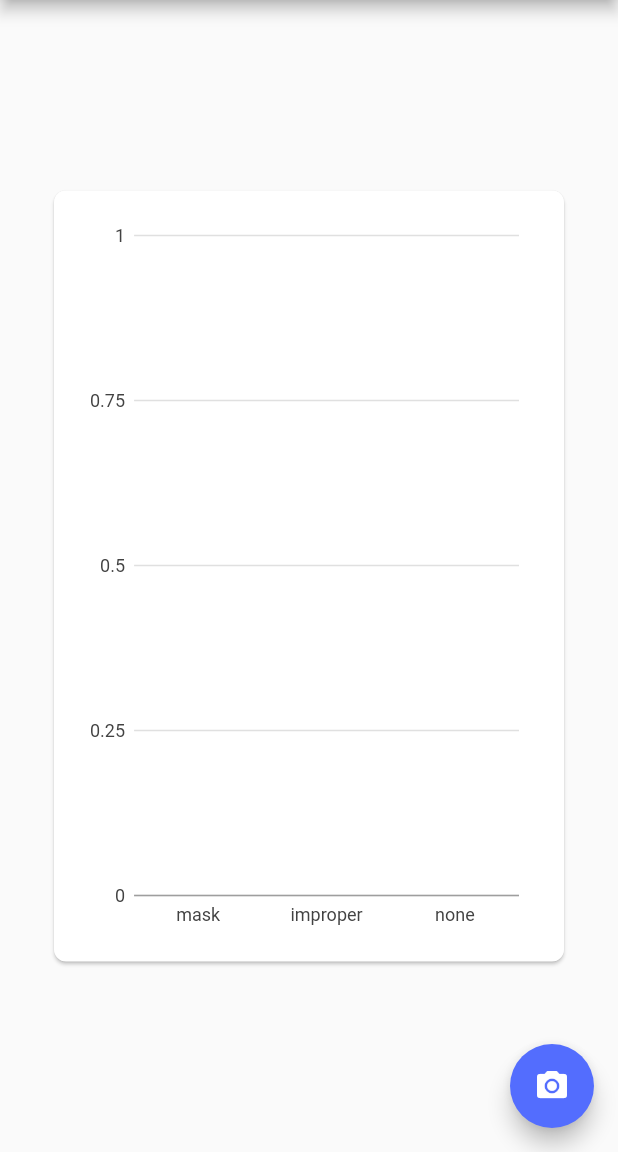
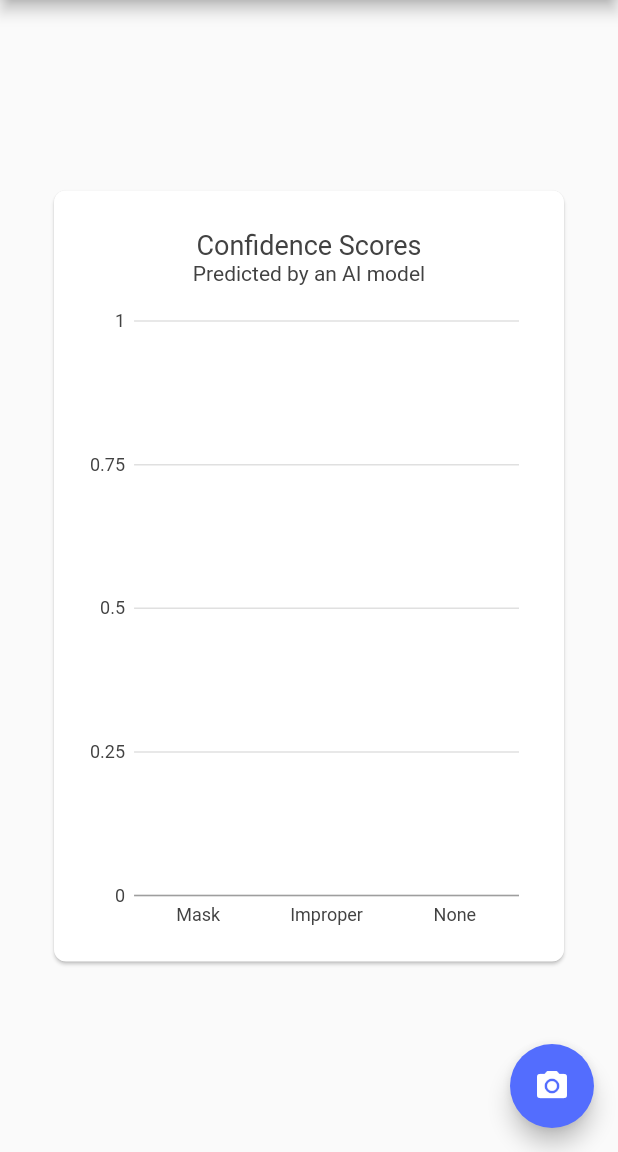
Before and after one commit to MasquitoWasTaken/masquito-mobile, a Flutter app: the screen it shows after launch, on a phone screen of 412 x 824 dp, the part 84-1236 px from its top. Run offline on Flutter 3.47's test engine with Material 2 defaults, Android fonts, the phone set to English and light mode, and no system bars; our stand-ins replace charts_flutter, image_picker.

Commit message:
Reset _data in between photos

```diff
--- a/lib/main.dart
+++ b/lib/main.dart
@@ -58,6 +58,13 @@ class _MyHomePageState extends State<MyHomePage> {
   };
 
   void _onImageButtonPressed(ImageSource source) async {
+    this.setState(() {
+      _data = {
+        'mask': '0.0',
+        'improper': '0.0',
+        'none': '0.0',
+      };
+    });
     final pickedFile = await _picker.getImage(
       source: source,
       maxWidth: null,
@@ -89,11 +96,11 @@ class _MyHomePageState extends State<MyHomePage> {
 
     List<ConfidencePerClass> data = [
       ConfidencePerClass(
-          'mask', double.parse(_data['mask']) / 100, Colors.indigo[900]),
-      ConfidencePerClass('improper', double.parse(_data['improper']) / 100,
+          'Mask', double.parse(_data['mask']) / 100, Colors.indigo[900]),
+      ConfidencePerClass('Improper', double.parse(_data['improper']) / 100,
           Colors.purple[900]),
       ConfidencePerClass(
-          'none', double.parse(_data['none']) / 100, Colors.purple[700]),
+          'None', double.parse(_data['none']) / 100, Colors.purple[700]),
     ];
 
     var series = [
@@ -103,7 +110,7 @@ class _MyHomePageState extends State<MyHomePage> {
         measureFn: (ConfidencePerClass confidenceData, _) =>
             confidenceData.confidence,
         colorFn: (ConfidencePerClass confidenceData, _) => confidenceData.color,
-        id: 'Confidence',
+        id: 'confidence',
         data: data,
       ),
     ];
@@ -111,6 +118,13 @@ class _MyHomePageState extends State<MyHomePage> {
     var chart = charts.BarChart(
       series,
       animate: true,
+      behaviors: [
+        charts.ChartTitle(
+          'Confidence Scores',
+          subTitle: 'Predicted by an AI model',
+          innerPadding: 25,
+        ),
+      ],
     );
 
     return Scaffold(
@@ -155,7 +169,7 @@ class _MyHomePageState extends State<MyHomePage> {
           ListTile(
             leading: Icon(Icons.info),
             title: Text(
-              "Note: try to zoom in on faces",
+              "Note: zoom in on faces to get better accuracy",
               style: TextStyle(
                 fontSize: 15,
                 fontStyle: FontStyle.italic,
```
